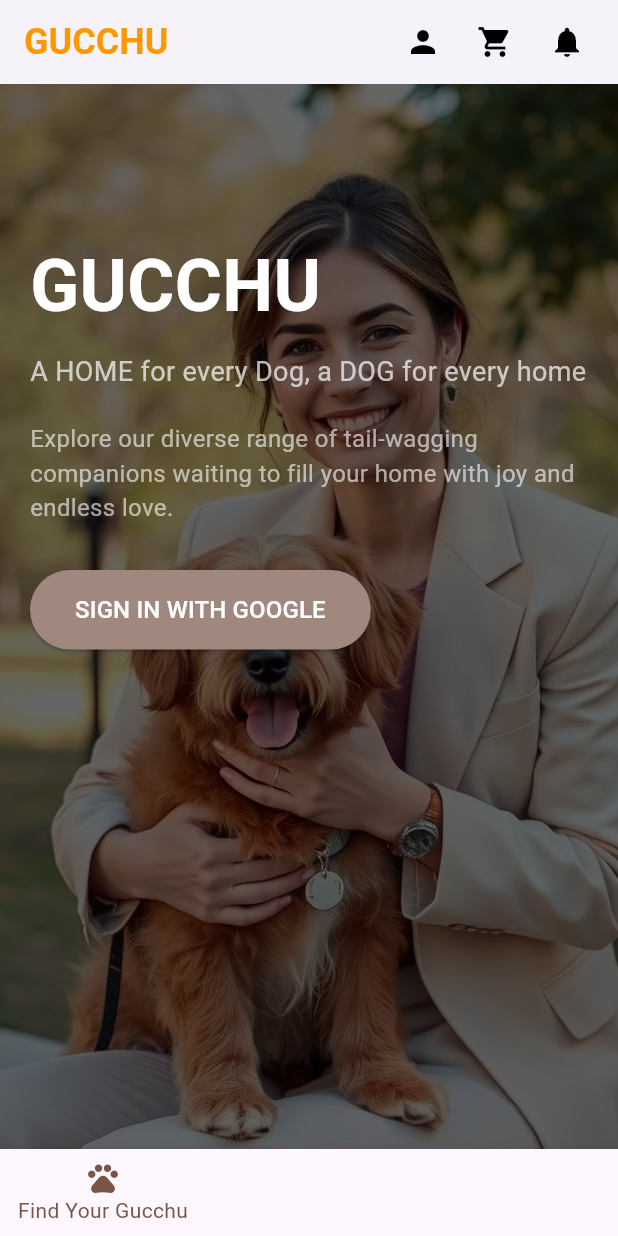
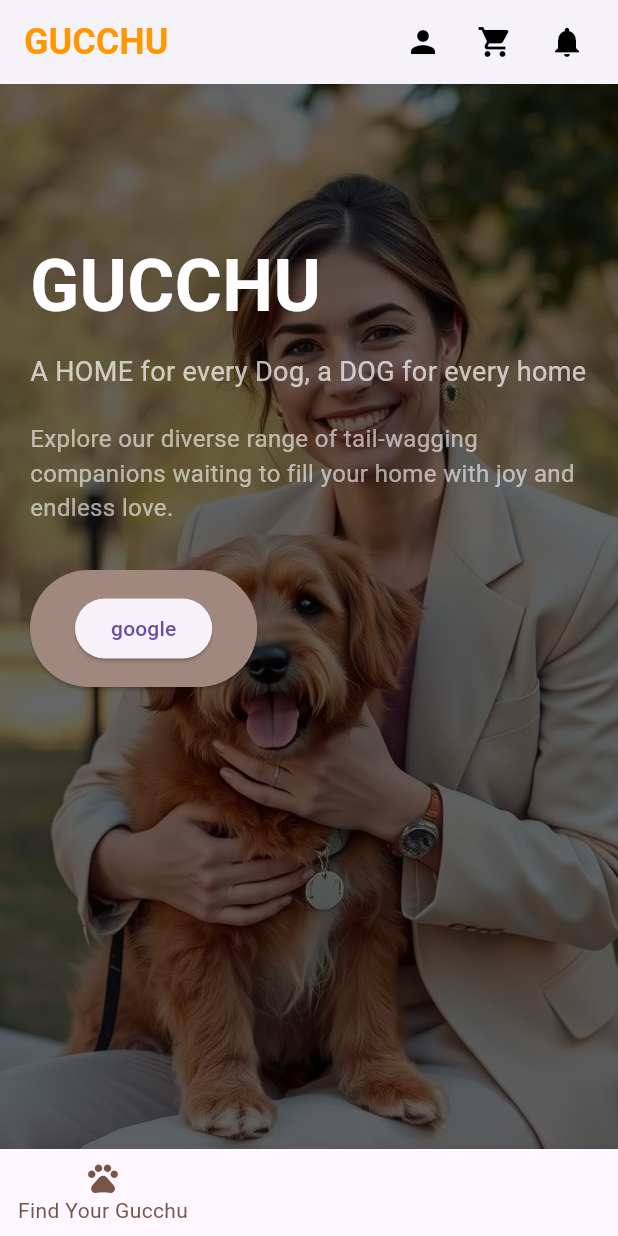
Before and after one commit to Priya-1305/gucchu, a Flutter app: the screen it shows after launch, on a phone screen of 412 x 824 dp. Run offline on Flutter 3.47's test engine with Material 3 defaults, Android fonts, the phone set to English and light mode, and no system bars; our stand-ins replace firebase_core, google_sign_in, lottie; accounts and stored records are empty.

Commit message:
updates files

```diff
--- a/lib/Dashboard/Find_your_gucchu.dart
+++ b/lib/Dashboard/Find_your_gucchu.dart
@@ -106,14 +106,11 @@ class GucchuApp extends StatelessWidget {
                           onPressed: () async {
                             await _signInWithGoogle();
                           },
-                        child: Text(
-                          'SIGN IN WITH GOOGLE',
-                          style: TextStyle(
-                            fontSize: 16,
-                            color: Colors.white,
-                          ),
-                        ),
-                      ),
+                          child: ElevatedButton(
+                              onPressed: () {
+                                _signInWithGoogle();
+                              },
+                              child: Text('google'))),
                     ],
                   ),
                 ),
```
Lines whose indentation alone changed are shown as unchanged.
